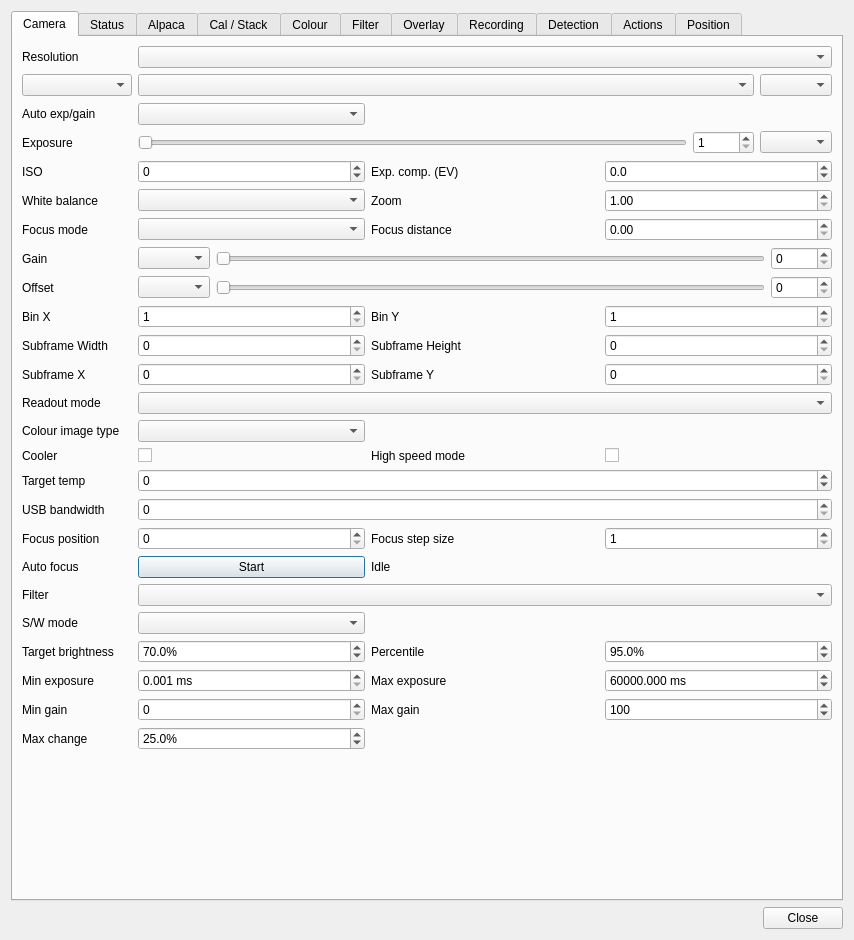
Above: plugins/feature/camera/camerasettingsdialog.ui from srcejon/sdrangel before the change. Below: the same form after it.
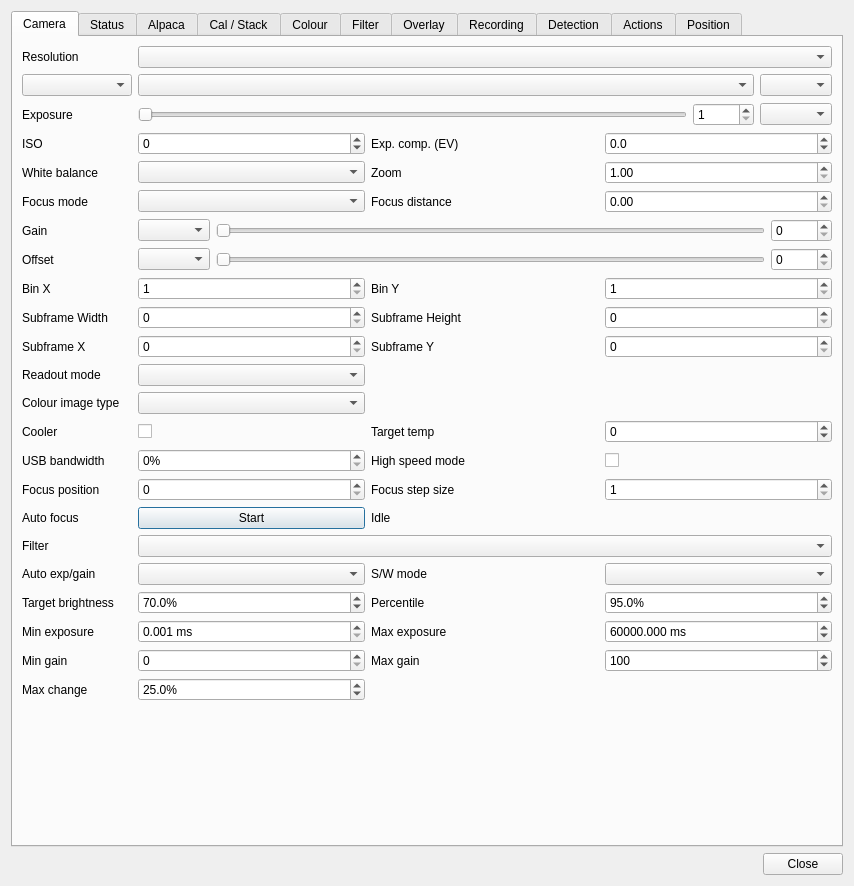
That is the form after the change. Icons and pictures are not drawn. Custom widgets are drawn as their Qt base class.

Diff of the .ui file:
```diff
--- a/plugins/feature/camera/camerasettingsdialog.ui
+++ b/plugins/feature/camera/camerasettingsdialog.ui
@@ -7,7 +7,7 @@
     <x>0</x>
     <y>0</y>
     <width>854</width>
-    <height>940</height>
+    <height>886</height>
    </rect>
   </property>
   <property name="windowTitle">
@@ -26,16 +26,6 @@
       <layout class="QVBoxLayout" name="cameraTabLayout">
        <item>
         <layout class="QGridLayout" name="cameraSettingsLayout">
-         <item row="19" column="1" colspan="3">
-          <widget class="QSpinBox" name="asiTargetTempSpin">
-           <property name="minimum">
-            <number>-50</number>
-           </property>
-           <property name="maximum">
-            <number>50</number>
-           </property>
-          </widget>
-         </item>
          <item row="4" column="0">
           <widget class="QLabel" name="exposureLabel">
            <property name="text">
@@ -131,13 +121,6 @@
            </item>
           </layout>
          </item>
-         <item row="20" column="1" colspan="3">
-          <widget class="QSpinBox" name="asiUsbBandwidthSpin">
-           <property name="maximum">
-            <number>1000</number>
-           </property>
-          </widget>
-         </item>
          <item row="22" column="1">
           <widget class="QSpinBox" name="alpacaFocusPositionSpin">
            <property name="maximum">
@@ -301,13 +284,6 @@
            </property>
           </widget>
          </item>
-         <item row="16" column="1" colspan="3">
-          <widget class="QComboBox" name="alpacaReadoutModeCombo">
-           <property name="toolTip">
-            <string>Sensor readout mode</string>
-           </property>
-          </widget>
-         </item>
          <item row="8" column="3">
           <widget class="QDoubleSpinBox" name="focusDistSpin">
            <property name="toolTip">
@@ -585,13 +561,6 @@
            </property>
           </widget>
          </item>
-         <item row="19" column="0">
-          <widget class="QLabel" name="asiTargetTempLabel">
-           <property name="text">
-            <string>Target temp</string>
-           </property>
-          </widget>
-         </item>
          <item row="13" column="1">
           <widget class="QSpinBox" name="cameraBinXSpin">
            <property name="toolTip">
@@ -640,34 +609,6 @@
            </property>
           </widget>
          </item>
-         <item row="3" column="0">
-          <widget class="QLabel" name="asiAutoExposureGainLabel">
-           <property name="text">
-            <string>Auto exp/gain</string>
-           </property>
-          </widget>
-         </item>
-         <item row="3" column="1">
-          <widget class="QComboBox" name="autoExposureGainCombo">
-           <property name="toolTip">
-            <string>Choose no auto exposure/gain, software control, or camera hardware control where available.</string>
-           </property>
-          </widget>
-         </item>
-         <item row="25" column="0">
-          <widget class="QLabel" name="autoExposureGainModeLabel">
-           <property name="text">
-            <string>S/W mode</string>
-           </property>
-          </widget>
-         </item>
-         <item row="25" column="1">
-          <widget class="QComboBox" name="autoExposureGainModeCombo">
-           <property name="toolTip">
-            <string>Choose whether software auto exposure adjusts exposure or gain first.</string>
-           </property>
-          </widget>
-         </item>
          <item row="26" column="0">
           <widget class="QLabel" name="autoExposureTargetLabel">
            <property name="text">
@@ -842,20 +783,6 @@
            </property>
           </widget>
          </item>
-         <item row="18" column="2">
-          <widget class="QLabel" name="asiHighSpeedModeLabel">
-           <property name="text">
-            <string>High speed mode</string>
-           </property>
-          </widget>
-         </item>
-         <item row="18" column="3">
-          <widget class="QCheckBox" name="asiHighSpeedModeCheck">
-           <property name="text">
-            <string/>
-           </property>
-          </widget>
-         </item>
          <item row="5" column="1">
           <widget class="QSpinBox" name="isoSpin">
            <property name="toolTip">
@@ -928,6 +855,82 @@
            </property>
           </widget>
          </item>
+         <item row="25" column="3">
+          <widget class="QComboBox" name="autoExposureGainModeCombo">
+           <property name="toolTip">
+            <string>Choose whether software auto exposure adjusts exposure or gain first.</string>
+           </property>
+          </widget>
+         </item>
+         <item row="25" column="2">
+          <widget class="QLabel" name="autoExposureGainModeLabel">
+           <property name="text">
+            <string>S/W mode</string>
+           </property>
+          </widget>
+         </item>
+         <item row="25" column="0">
+          <widget class="QLabel" name="asiAutoExposureGainLabel">
+           <property name="text">
+            <string>Auto exp/gain</string>
+           </property>
+          </widget>
+         </item>
+         <item row="25" column="1">
+          <widget class="QComboBox" name="autoExposureGainCombo">
+           <property name="toolTip">
+            <string>Choose no auto exposure/gain, software control, or camera hardware control where available.</string>
+           </property>
+          </widget>
+         </item>
+         <item row="20" column="1">
+          <widget class="QSpinBox" name="asiUsbBandwidthSpin">
+           <property name="suffix">
+            <string>%</string>
+           </property>
+           <property name="maximum">
+            <number>1000</number>
+           </property>
+          </widget>
+         </item>
+         <item row="20" column="2">
+          <widget class="QLabel" name="asiHighSpeedModeLabel">
+           <property name="text">
+            <string>High speed mode</string>
+           </property>
+          </widget>
+         </item>
+         <item row="20" column="3">
+          <widget class="QCheckBox" name="asiHighSpeedModeCheck">
+           <property name="text">
+            <string/>
+           </property>
+          </widget>
+         </item>
+         <item row="18" column="2">
+          <widget class="QLabel" name="asiTargetTempLabel">
+           <property name="text">
+            <string>Target temp</string>
+           </property>
+          </widget>
+         </item>
+         <item row="18" column="3">
+          <widget class="QSpinBox" name="asiTargetTempSpin">
+           <property name="minimum">
+            <number>-50</number>
+           </property>
+           <property name="maximum">
+            <number>50</number>
+           </property>
+          </widget>
+         </item>
+         <item row="16" column="1">
+          <widget class="QComboBox" name="alpacaReadoutModeCombo">
+           <property name="toolTip">
+            <string>Sensor readout mode</string>
+           </property>
+          </widget>
+         </item>
         </layout>
        </item>
        <item>
```
Left out of the diff: 1 changed line with no effect on the pictures.
